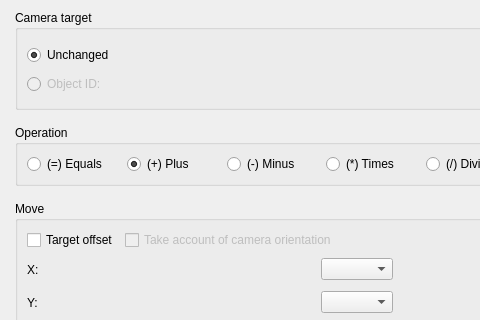
Before: the Qt Designer form Editor/Dialogs/Commands/dialogcommandmovecamera.ui in RPG-Paper-Maker/RPG-Paper-Maker, drawn with Qt 5; both pictures show x 0 to 480 and y 0 to 320 of the 649 by 732 pixel window.
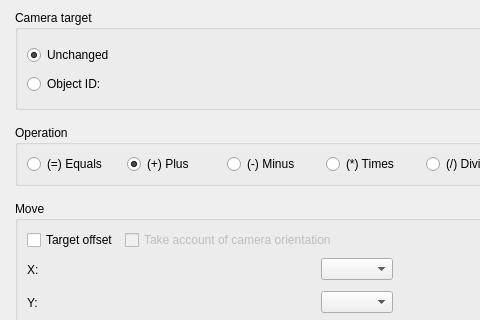
After: the same form once the commit is applied. Custom widgets are drawn as their Qt base class.

What changed in the file:
```diff
--- a/Editor/Dialogs/Commands/dialogcommandmovecamera.ui
+++ b/Editor/Dialogs/Commands/dialogcommandmovecamera.ui
@@ -79,7 +79,7 @@
             <item row="1" column="0">
              <widget class="QRadioButton" name="radioButtonTargetObjectID">
               <property name="enabled">
-               <bool>false</bool>
+               <bool>true</bool>
               </property>
               <property name="text">
                <string>Object ID: </string>
```
